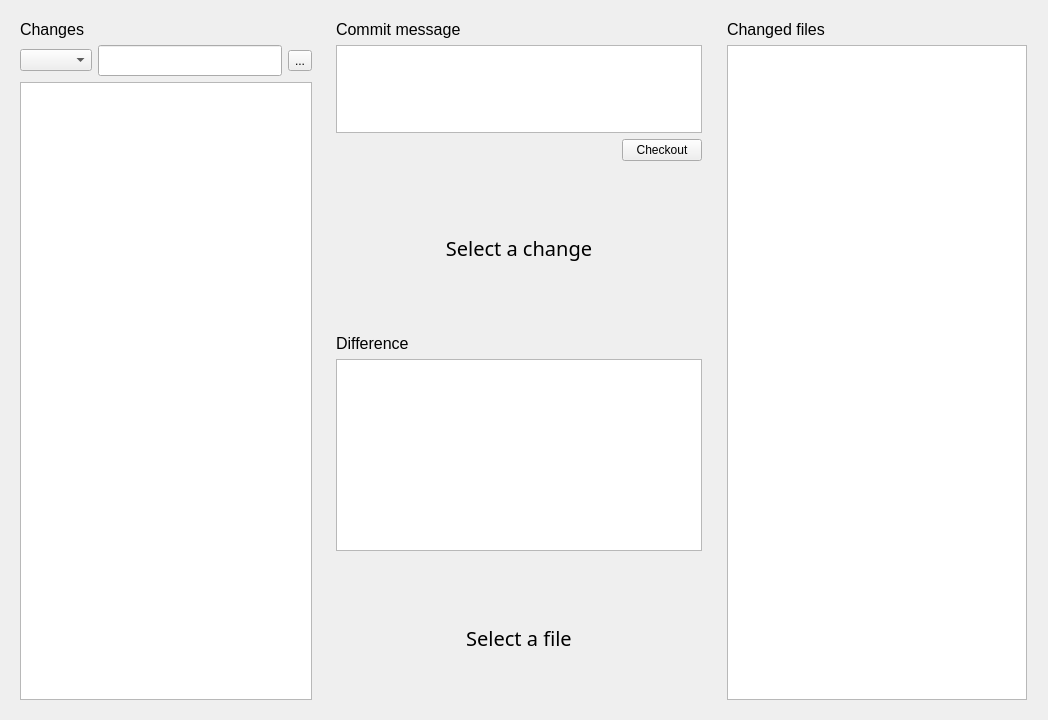
Kirisummer/config_sync, file client/ui/repo.ui: the form before one commit.
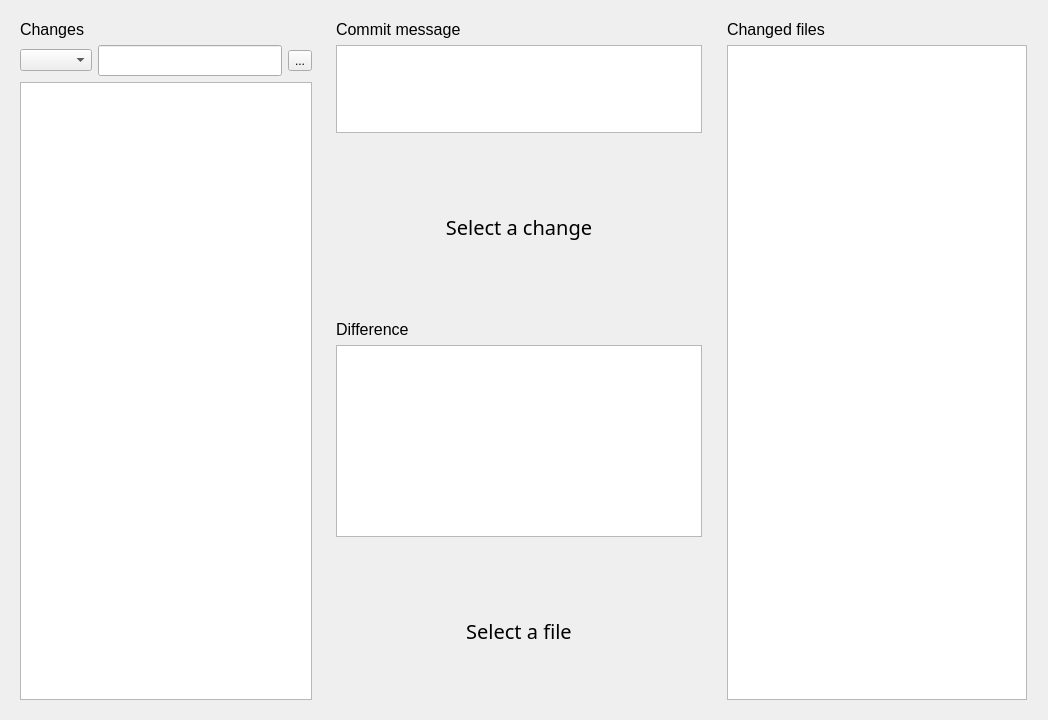
The form after the commit.

Commit message: Fix revision switching

```diff
--- a/client/ui/repo.ui
+++ b/client/ui/repo.ui
@@ -138,30 +138,6 @@
         </property>
        </widget>
       </item>
-      <item>
-       <layout class="QHBoxLayout" name="horizontalLayout">
-        <item>
-         <spacer name="horizontalSpacer">
-          <property name="orientation">
-           <enum>Qt::Horizontal</enum>
-          </property>
-          <property name="sizeHint" stdset="0">
-           <size>
-            <width>40</width>
-            <height>20</height>
-           </size>
-          </property>
-         </spacer>
-        </item>
-        <item>
-         <widget class="QPushButton" name="checkout">
-          <property name="text">
-           <string>Checkout</string>
-          </property>
-         </widget>
-        </item>
-       </layout>
-      </item>
      </layout>
     </widget>
    </item>
```
The commit also changes 2 other files.
